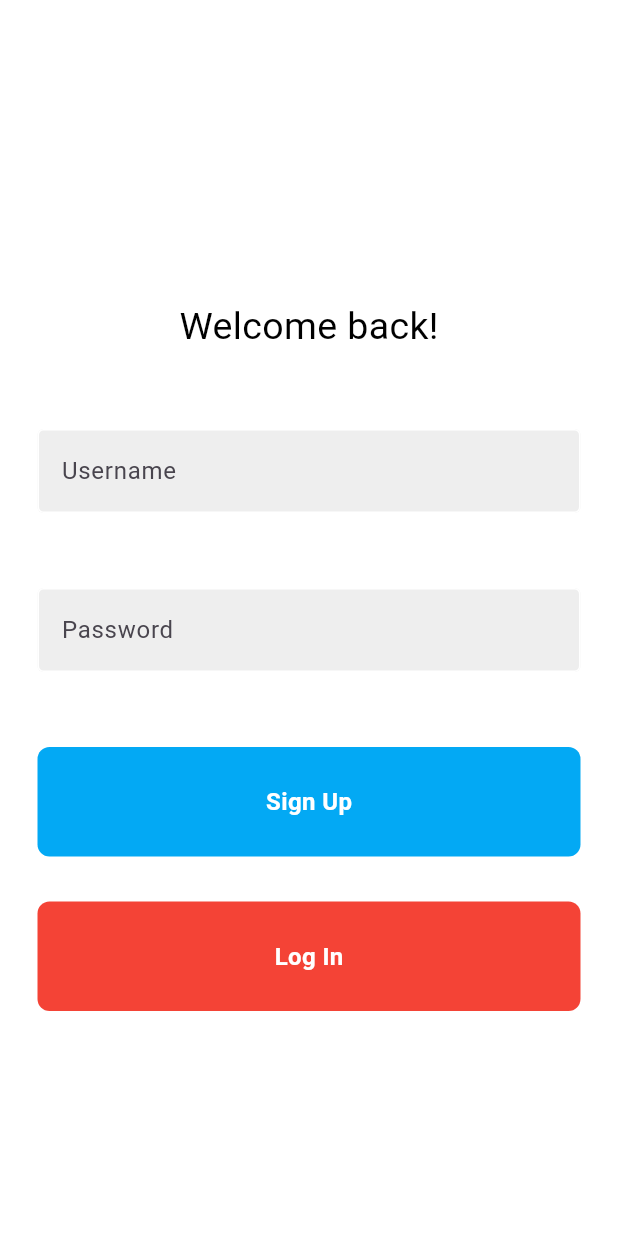
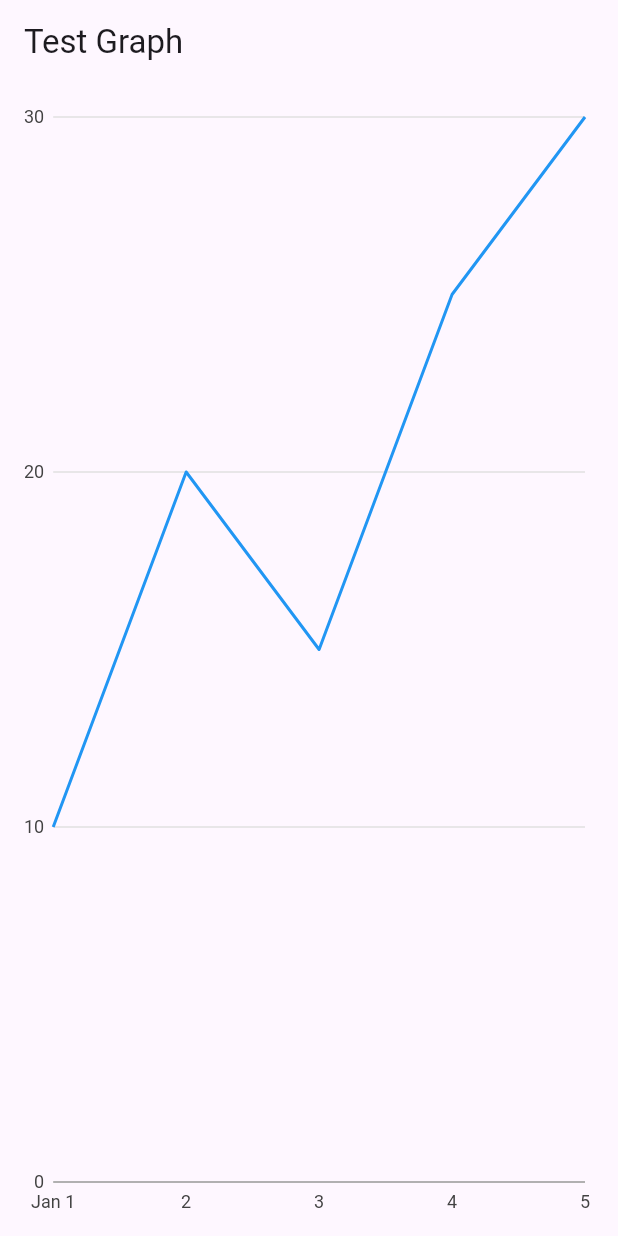
Before and after one commit to Uberkell/Health_App, a Flutter app: the screen it shows after launch, on a phone screen of 412 x 824 dp. Run offline on Flutter 3.47's test engine with Material 3 defaults, Android fonts, the phone set to English and light mode, and no system bars; our stand-ins replace charts_flutter, cloud_firestore, firebase_auth, firebase_core, firebase_storage, flutter_local_notifications and 2 more; accounts and stored records are empty.

Commit message:
Created a simple static chart, does nothing, will work on formating it so that it wont take up the whole page like it currently does along with a ton of other things.

```diff
--- a/lib/main.dart
+++ b/lib/main.dart
@@ -1,4 +1,5 @@
 import 'package:flutter/material.dart';
+import 'package:int_to_win_it/pages/Graph_Page.dart';
 import 'package:int_to_win_it/pages/HealthyRecipies_page.dart';
 import 'package:int_to_win_it/pages/MealPlanner_page.dart';
 import 'pages/login_page.dart';
@@ -29,7 +30,7 @@ class MyApp extends StatelessWidget {
         colorScheme: ColorScheme.fromSeed(seedColor: Colors.deepPurple),
         useMaterial3: true,
       ),
-      home: LoginPage(),
+      home: GraphTest(),
       routes: {
         '/homepage': (context) => HomePage(),
         '/loginpage': (context) => LoginPage(),
@@ -39,6 +40,7 @@ class MyApp extends StatelessWidget {
         '/tracker_new_entry_page': (context) => TrackerNewEntryPage(),
         '/notificationpage': (context) => NotificationPage(title: 'Notification Page'),
         '/tracker_home_page': (context) => TrackerHomePage(),
+        '/Graph_Page': (context) => GraphTest(),
       }
     );
   }
--- /dev/null
+++ b/lib/pages/Graph_Page.dart
@@ -0,0 +1,60 @@
+import 'package:flutter/material.dart';
+import 'package:charts_flutter/flutter.dart' as charts;
+
+
+class GraphTest extends StatelessWidget {
+  GraphTest({Key? key}) : super(key: key);
+
+  @override
+  GraphTest createState() => GraphTest();
+
+  Widget build(BuildContext context) {
+    return MaterialApp(
+      home: Scaffold(
+        appBar: AppBar(
+          title: Text('Test Graph'),
+        ),
+        body: LineChartWidget(),
+      ),
+    );
+  }
+}
+
+class LineChartWidget extends StatelessWidget {
+  @override
+  Widget build(BuildContext context) {
+    final List<MyData> data = [
+      MyData(DateTime(2022, 1, 1), 10),
+      MyData(DateTime(2022, 1, 2), 20),
+      MyData(DateTime(2022, 1, 3), 15),
+      MyData(DateTime(2022, 1, 4), 25),
+      MyData(DateTime(2022, 1, 5), 30),
+    ];
+
+    final List<charts.Series<MyData, DateTime>> seriesList = [
+      charts.Series<MyData, DateTime>(
+        id: 'Data',
+        colorFn: (_, __) => charts.MaterialPalette.blue.shadeDefault,
+        domainFn: (MyData data, _) => data.timestamp,
+        measureFn: (MyData data, _) => data.value,
+        data: data,
+      ),
+    ];
+
+    return Padding(
+      padding: const EdgeInsets.all(8.0),
+      child: charts.TimeSeriesChart(
+        seriesList,
+        animate: true,
+        dateTimeFactory: const charts.LocalDateTimeFactory(),
+      ),
+    );
+  }
+}
+
+class MyData {
+  final DateTime timestamp;
+  final int value;
+
+  MyData(this.timestamp, this.value);
+}
--- a/pubspec.yaml
+++ b/pubspec.yaml
@@ -32,7 +32,7 @@ dependencies:
     sdk: flutter
   url_launcher: ^6.2.5
   http: ^0.13.3
-
+  charts_flutter: ^0.12.0
   # The following adds the Cupertino Icons font to your application.
   # Use with the CupertinoIcons class for iOS style icons.
   cupertino_icons: ^1.0.2
```
Also changed, not shown: pubspec.lock.
